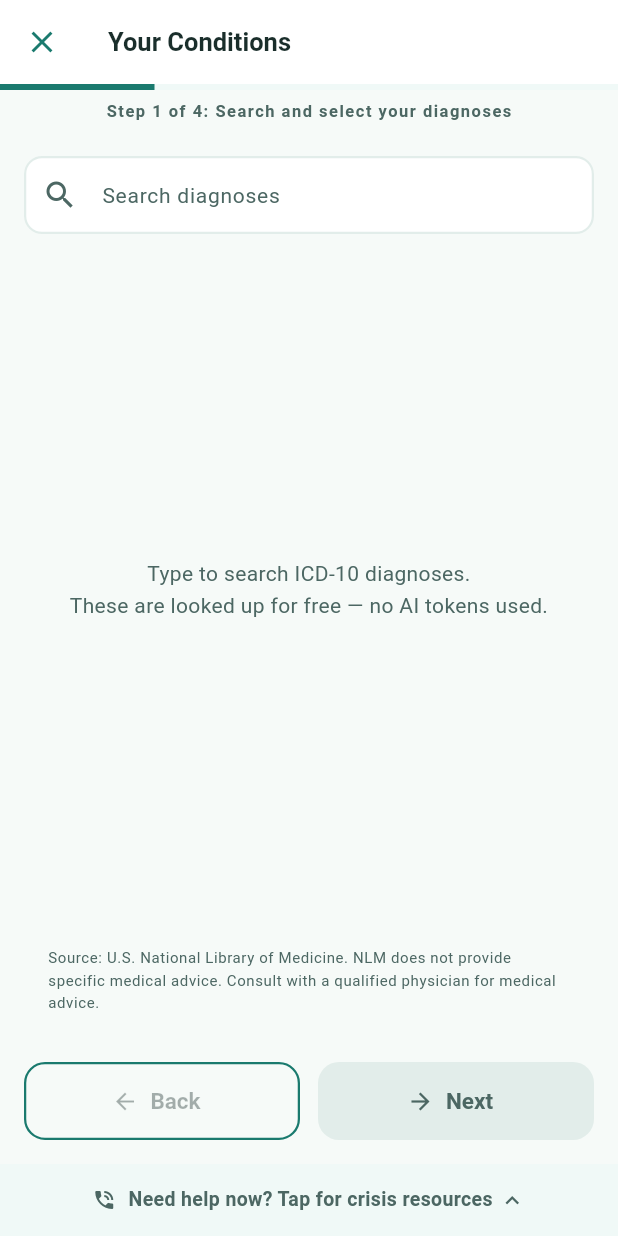
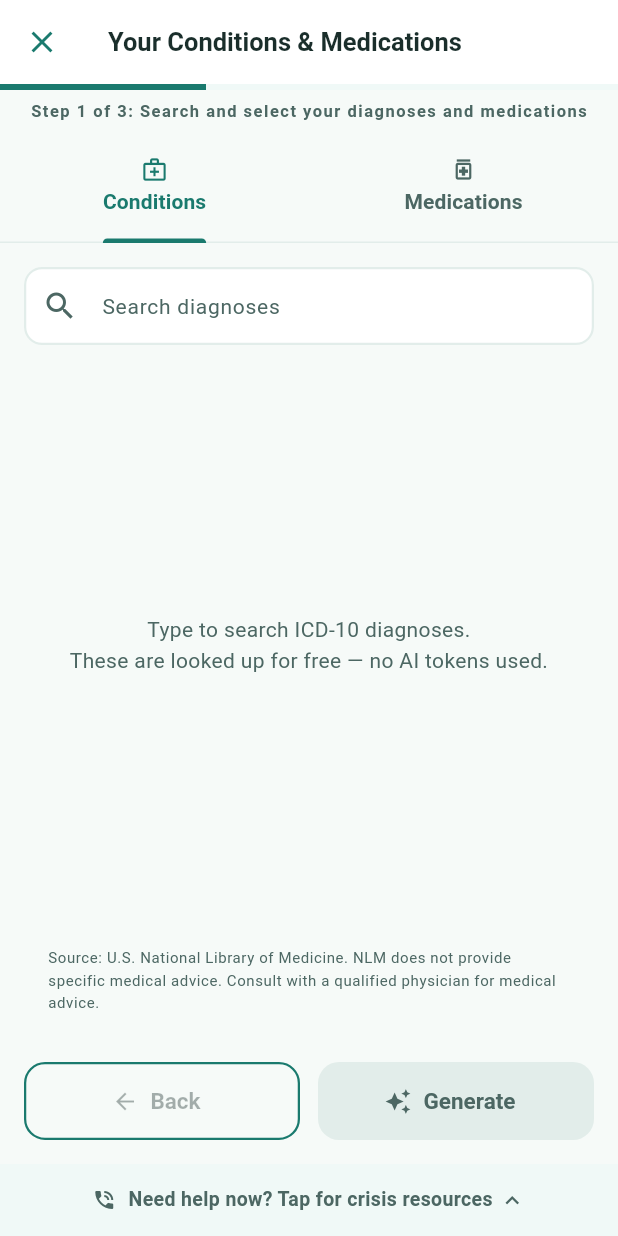
Before and after one commit to Onica5000/MHAD, a Flutter app: the _SmartFillScreen screen opened directly with empty values, on a phone screen of 412 x 824 dp. Run offline on Flutter 3.47's test engine with Material 3 defaults, Android fonts, the phone set to English and light mode, and no system bars; our stand-ins replace drift, file_picker, flutter_contacts, flutter_local_notifications, flutter_riverpod, flutter_secure_storage and 11 more; missing offline and left inert: ndef_record, nfc_manager, safe_device, sqlcipher_flutter_libs, sqlite3; accounts and stored records are empty; generated files the repository leaves out were written again; Roboto replaces fonts that are missing (DM Sans).

Commit message:
Merge Smart Fill conditions + medications into one tabbed step
Combine the two input steps into a single "Conditions & Medications"
step backed by a TabBar so users can switch between diagnoses and
medications without leaving the page. Reduces the flow from four
steps to three (inputs, generating, review) and simplifies navigation.

https://claude.ai/code/session_016jFLXx8eEx8UgYj4G1zfJR

```diff
--- a/lib/ui/wizard/widgets/smart_fill_flow.dart
+++ b/lib/ui/wizard/widgets/smart_fill_flow.dart
@@ -42,10 +42,10 @@ class _SmartFillScreen extends ConsumerStatefulWidget {
   ConsumerState<_SmartFillScreen> createState() => _SmartFillScreenState();
 }
 
-enum _Step { conditions, medications, generating, review }
+enum _Step { inputs, generating, review }
 
 class _SmartFillScreenState extends ConsumerState<_SmartFillScreen> {
-  _Step _step = _Step.conditions;
+  _Step _step = _Step.inputs;
 
   // ── Step 1: Conditions ──────────────────────────────────────────────
   final _condSearchCtrl = TextEditingController();
@@ -367,7 +367,7 @@ class _SmartFillScreenState extends ConsumerState<_SmartFillScreen> {
           _error =
               'The AI could not generate suggestions from the selected data. '
               'Try adding more conditions or medications.';
-          _step = _Step.medications;
+          _step = _Step.inputs;
         });
         return;
       }
@@ -454,7 +454,7 @@ class _SmartFillScreenState extends ConsumerState<_SmartFillScreen> {
       if (mounted) {
         setState(() {
           _error = FriendlyError.from(e);
-          _step = _Step.medications;
+          _step = _Step.inputs;
         });
       }
     }
@@ -783,26 +783,62 @@ class _SmartFillScreenState extends ConsumerState<_SmartFillScreen> {
   }
 
   String get _stepTitle => switch (_step) {
-        _Step.conditions => 'Your Conditions',
-        _Step.medications => 'Your Medications',
+        _Step.inputs => 'Your Conditions & Medications',
         _Step.generating => 'Generating',
         _Step.review => 'Review Suggestions',
       };
 
   String get _stepSubtitle => switch (_step) {
-        _Step.conditions => 'Search and select your diagnoses',
-        _Step.medications => 'Search and select your medications',
+        _Step.inputs => 'Search and select your diagnoses and medications',
         _Step.generating => 'AI is creating suggestions...',
         _Step.review => 'Accept or reject each suggestion',
       };
 
   Widget _buildStepBody() {
     return switch (_step) {
-      _Step.conditions => _buildConditionsStep(),
-      _Step.medications => _buildMedicationsStep(),
+      _Step.inputs => _buildInputsStep(),
       _Step.generating => _buildGeneratingStep(),
       _Step.review => _buildReviewStep(),
     };
+  }
+
+  Widget _buildInputsStep() {
+    final cs = Theme.of(context).colorScheme;
+    return DefaultTabController(
+      length: 2,
+      child: Column(
+        children: [
+          if (_existingDataSummary.isNotEmpty)
+            Padding(
+              padding: const EdgeInsets.fromLTRB(16, 12, 16, 0),
+              child: _buildExistingDataCard(),
+            ),
+          TabBar(
+            labelColor: cs.primary,
+            unselectedLabelColor: cs.onSurfaceVariant,
+            indicatorColor: cs.primary,
+            tabs: const [
+              Tab(
+                icon: Icon(Icons.medical_services_outlined, size: 18),
+                text: 'Conditions',
+              ),
+              Tab(
+                icon: Icon(Icons.medication_outlined, size: 18),
+                text: 'Medications',
+              ),
+            ],
+          ),
+          Expanded(
+            child: TabBarView(
+              children: [
+                _buildConditionsStep(),
+                _buildMedicationsStep(),
+              ],
+            ),
+          ),
+        ],
+      ),
+    );
   }
 
   // ── Step 1: Conditions ──────────────────────────────────────────────
@@ -1009,7 +1045,6 @@ class _SmartFillScreenState extends ConsumerState<_SmartFillScreen> {
       child: Column(
         crossAxisAlignment: CrossAxisAlignment.start,
         children: [
-          _buildExistingDataCard(),
           TextField(
             controller: _condSearchCtrl,
             decoration: InputDecoration(
@@ -1073,7 +1108,6 @@ class _SmartFillScreenState extends ConsumerState<_SmartFillScreen> {
       child: Column(
         crossAxisAlignment: CrossAxisAlignment.start,
         children: [
-          _buildExistingDataCard(),
           // Toggle between categories (matches wizard)
           SegmentedButton<_MedCategory>(
             segments: const [
@@ -1579,13 +1613,11 @@ class _SmartFillScreenState extends ConsumerState<_SmartFillScreen> {
   Widget? _buildBottomBar() {
     if (_step == _Step.generating) return null;
 
-    final canGoBack = _step != _Step.conditions;
+    final canGoBack = _step == _Step.review;
     void goBack() {
       setState(() {
-        if (_step == _Step.medications) {
-          _step = _Step.conditions;
-        } else if (_step == _Step.review) {
-          _step = _Step.medications;
+        if (_step == _Step.review) {
+          _step = _Step.inputs;
         }
       });
     }
@@ -1594,17 +1626,11 @@ class _SmartFillScreenState extends ConsumerState<_SmartFillScreen> {
     final Widget nextIcon;
     final String nextLabel;
     switch (_step) {
-      case _Step.conditions:
-        nextAction = _selectedConditions.isEmpty
-            ? null
-            : () => setState(() => _step = _Step.medications);
-        nextIcon = const Icon(Icons.arrow_forward, size: 18);
-        nextLabel = 'Next';
-      case _Step.medications:
-        nextAction = (_selectedPreferredMeds.isEmpty &&
+      case _Step.inputs:
+        nextAction = (_selectedConditions.isEmpty &&
+                _selectedPreferredMeds.isEmpty &&
                 _selectedLimitationMeds.isEmpty &&
-                _selectedAvoidMeds.isEmpty &&
-                _selectedConditions.isEmpty)
+                _selectedAvoidMeds.isEmpty)
             ? null
             : _generate;
         nextIcon = const Icon(Icons.auto_awesome, size: 18);
```
